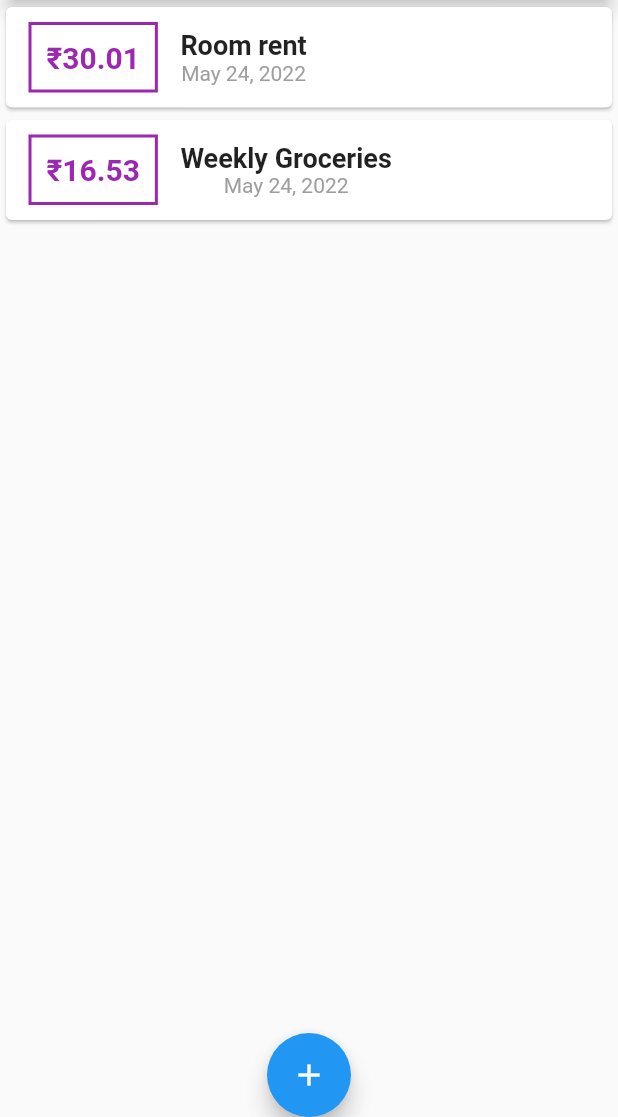
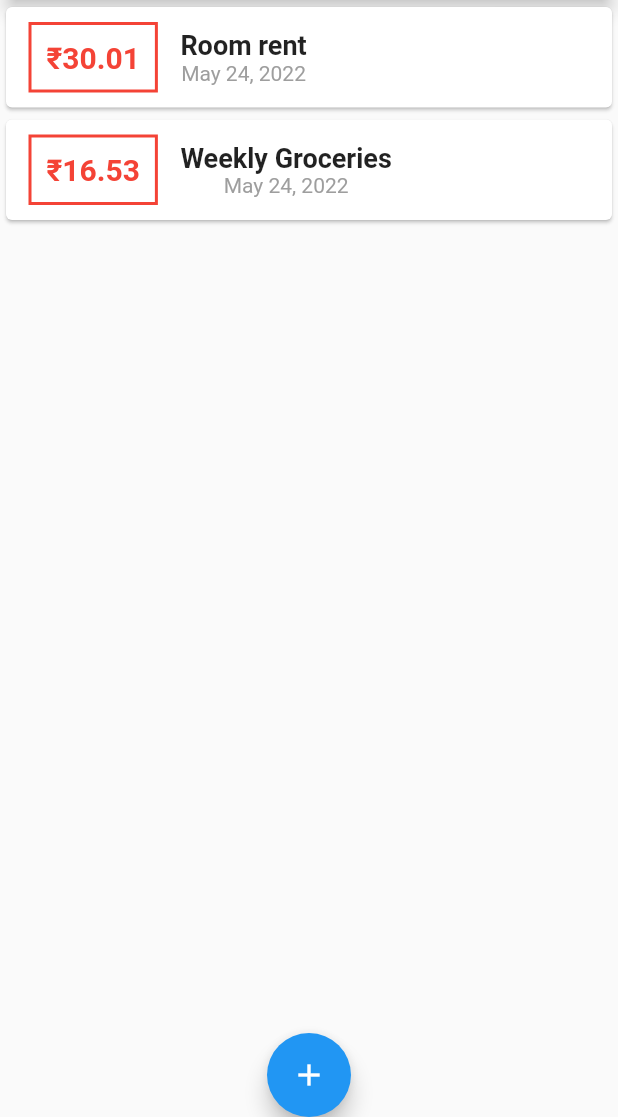
Before and after one commit to Shogil/Daily-expense-tracker-flutter, a Flutter app: the screen it shows after launch, on a phone screen of 412 x 824 dp, the part 119-1236 px from its top. Run offline on Flutter 3.47's test engine with Material 2 defaults, Android fonts, the phone set to English and light mode, and no system bars.

Commit message:
update the transaction file

```diff
--- a/lib/widgets/transaction_list.dart
+++ b/lib/widgets/transaction_list.dart
@@ -22,7 +22,7 @@ class TransactionList extends StatelessWidget {
                   ),
                   decoration: BoxDecoration(
                     border: Border.all(
-                      color: Colors.purple,
+                      color: Colors.red,
                       width: 2,
                     ),
                   ),
@@ -32,7 +32,7 @@ class TransactionList extends StatelessWidget {
                     style: TextStyle(
                       fontWeight: FontWeight.bold,
                       fontSize: 20,
-                      color: Colors.purple,
+                      color: Colors.red,
                     ),
                   ),
                 ),
```
